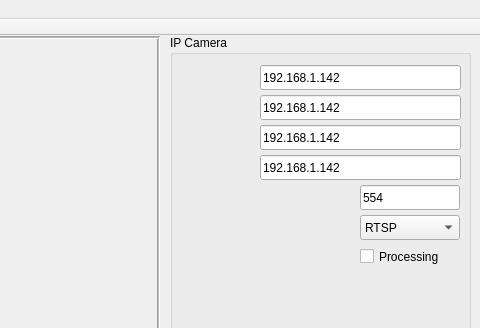
This is apps-python/cam-station/mainwindow.ui in quachconghoang/iot-base as Qt 5 draws it before an edit; both pictures show x 800 to 1280 and y 0 to 328 of the 1280 by 800 pixel window. The edited form follows.
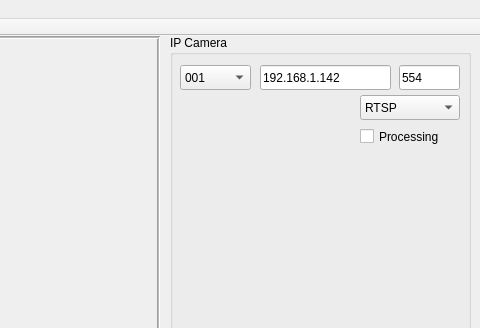
This is the edited form.

The edit to the form file:
```diff
--- a/apps-python/cam-station/mainwindow.ui
+++ b/apps-python/cam-station/mainwindow.ui
@@ -90,7 +90,7 @@
       <rect>
        <x>90</x>
        <y>30</y>
-       <width>201</width>
+       <width>131</width>
        <height>25</height>
       </rect>
      </property>
@@ -98,50 +98,11 @@
       <string>192.168.1.142</string>
      </property>
     </widget>
-    <widget class="QLineEdit" name="camIP_1">
+    <widget class="QComboBox" name="box_protocol">
      <property name="geometry">
       <rect>
-       <x>90</x>
+       <x>190</x>
        <y>60</y>
-       <width>201</width>
-       <height>25</height>
-      </rect>
-     </property>
-     <property name="text">
-      <string>192.168.1.142</string>
-     </property>
-    </widget>
-    <widget class="QLineEdit" name="camIP_2">
-     <property name="geometry">
-      <rect>
-       <x>90</x>
-       <y>90</y>
-       <width>201</width>
-       <height>25</height>
-      </rect>
-     </property>
-     <property name="text">
-      <string>192.168.1.142</string>
-     </property>
-    </widget>
-    <widget class="QLineEdit" name="camIP_3">
-     <property name="geometry">
-      <rect>
-       <x>90</x>
-       <y>120</y>
-       <width>201</width>
-       <height>25</height>
-      </rect>
-     </property>
-     <property name="text">
-      <string>192.168.1.142</string>
-     </property>
-    </widget>
-    <widget class="QComboBox" name="box_protocol_1">
-     <property name="geometry">
-      <rect>
-       <x>190</x>
-       <y>180</y>
        <width>100</width>
        <height>25</height>
       </rect>
@@ -161,7 +122,7 @@
      <property name="geometry">
       <rect>
        <x>190</x>
-       <y>210</y>
+       <y>90</y>
        <width>101</width>
        <height>23</height>
       </rect>
@@ -173,9 +134,9 @@
     <widget class="QLineEdit" name="lineEdit">
      <property name="geometry">
       <rect>
-       <x>190</x>
-       <y>150</y>
-       <width>100</width>
+       <x>229</x>
+       <y>30</y>
+       <width>61</width>
        <height>25</height>
       </rect>
      </property>
@@ -183,6 +144,36 @@
       <string>554</string>
      </property>
     </widget>
+    <widget class="QComboBox" name="box_cam">
+     <property name="geometry">
+      <rect>
+       <x>10</x>
+       <y>30</y>
+       <width>71</width>
+       <height>25</height>
+      </rect>
+     </property>
+     <item>
+      <property name="text">
+       <string>001</string>
+      </property>
+     </item>
+     <item>
+      <property name="text">
+       <string>002</string>
+      </property>
+     </item>
+     <item>
+      <property name="text">
+       <string>003</string>
+      </property>
+     </item>
+     <item>
+      <property name="text">
+       <string>004</string>
+      </property>
+     </item>
+    </widget>
    </widget>
    <widget class="QGroupBox" name="groupBox_2">
     <property name="geometry">
```
Left out of the diff: 8 changed lines with no effect on the pictures.
